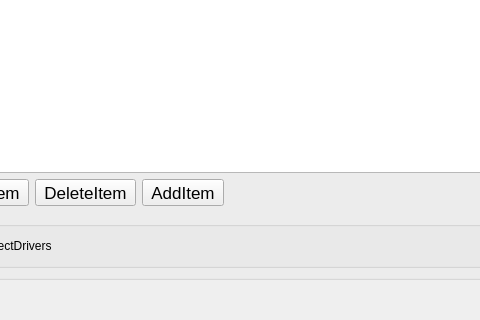
The window that mainwindow.ui (ic005k/OCAuxiliaryTools) describes before a commit, drawn with Qt 5; both pictures show x 168 to 648 and y 435 to 755 of the 1484 by 755 pixel window.
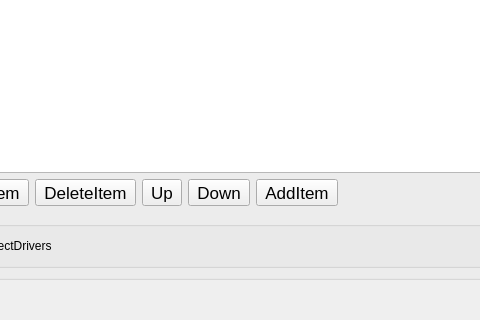
The same window after the commit. The open tabs and pages were chosen to show the change. Icons and pictures are not drawn.

```diff
--- a/mainwindow.ui
+++ b/mainwindow.ui
@@ -60,7 +60,7 @@
        <enum>QTabWidget::Rounded</enum>
       </property>
       <property name="currentIndex">
-       <number>3</number>
+       <number>7</number>
       </property>
       <property name="iconSize">
        <size>
@@ -7793,7 +7793,7 @@
               <enum>QTabWidget::Rounded</enum>
              </property>
              <property name="currentIndex">
-              <number>7</number>
+              <number>3</number>
              </property>
              <property name="documentMode">
               <bool>true</bool>
@@ -8526,7 +8526,7 @@
                <string>Drivers</string>
               </attribute>
               <layout class="QGridLayout" name="gridLayout_29">
-               <item row="0" column="0" colspan="4">
+               <item row="0" column="0" colspan="6">
                 <widget class="QTableWidget" name="table_uefi_drivers">
                  <property name="columnCount">
                   <number>3</number>
@@ -8584,6 +8584,50 @@
                 </widget>
                </item>
                <item row="1" column="2">
+                <widget class="QToolButton" name="btnUp_UEFI_Drivers">
+                 <property name="font">
+                  <font>
+                   <pointsize>13</pointsize>
+                  </font>
+                 </property>
+                 <property name="text">
+                  <string>Up</string>
+                 </property>
+                 <property name="icon">
+                  <iconset resource="qtocc.qrc">
+                   <normaloff>:/icon/up.png</normaloff>:/icon/up.png</iconset>
+                 </property>
+                 <property name="iconSize">
+                  <size>
+                   <width>20</width>
+                   <height>20</height>
+                  </size>
+                 </property>
+                </widget>
+               </item>
+               <item row="1" column="3">
+                <widget class="QToolButton" name="btnDown_UEFI_Drivers">
+                 <property name="font">
+                  <font>
+                   <pointsize>13</pointsize>
+                  </font>
+                 </property>
+                 <property name="text">
+                  <string>Down</string>
+                 </property>
+                 <property name="icon">
+                  <iconset resource="qtocc.qrc">
+                   <normaloff>:/icon/down.png</normaloff>:/icon/down.png</iconset>
+                 </property>
+                 <property name="iconSize">
+                  <size>
+                   <width>20</width>
+                   <height>20</height>
+                  </size>
+                 </property>
+                </widget>
+               </item>
+               <item row="1" column="4">
                 <widget class="QToolButton" name="btnOpenDriversDir">
                  <property name="font">
                   <font>
@@ -8605,7 +8649,7 @@
                  </property>
                 </widget>
                </item>
-               <item row="1" column="3">
+               <item row="1" column="5">
                 <spacer name="horizontalSpacer_17">
                  <property name="orientation">
                   <enum>Qt::Horizontal</enum>
```
